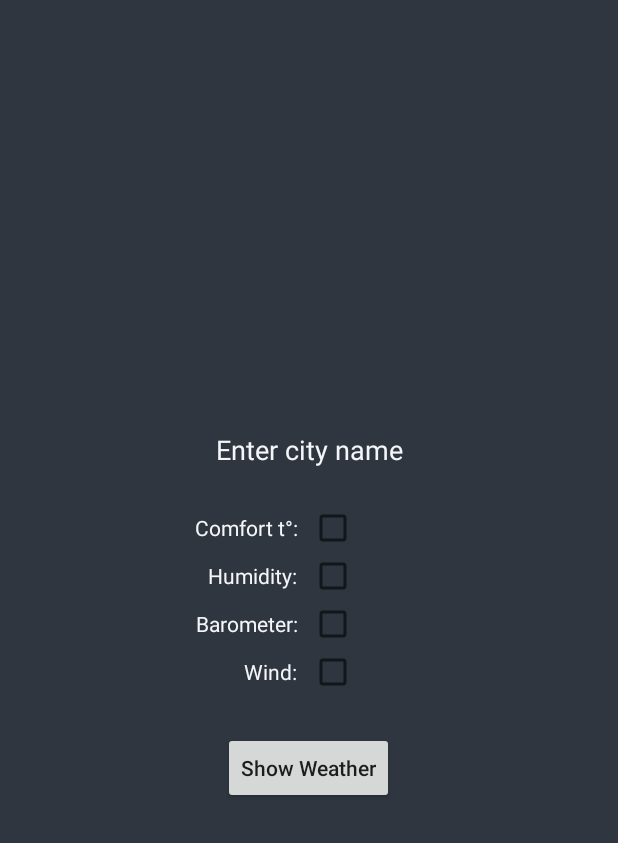
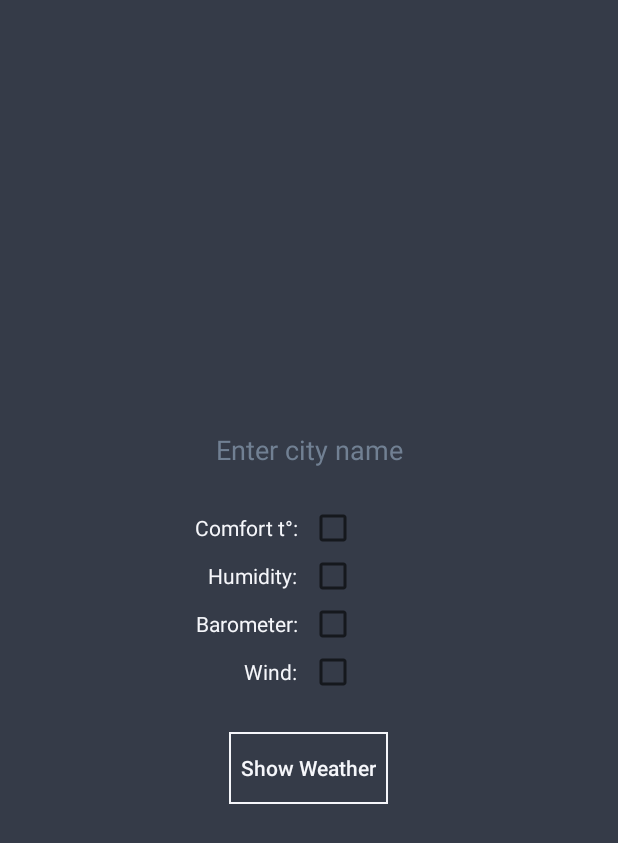
Before and after one commit to YatsekK/Weather, an Android app: the screen it shows after launch (StartActivity), on a phone screen of 412 x 824 dp. Shown: the top 843 px of the screen. Run offline under Robolectric (Android 15) with nearby library versions, the phone set to English and light mode, and no system bars.

Commit message:
Styles for StartActivity created.

```diff
--- a/app/src/main/java/yatsekk/example/com/weather/StartActivity.java
+++ b/app/src/main/java/yatsekk/example/com/weather/StartActivity.java
@@ -32,7 +32,6 @@ public class StartActivity extends AppCompatActivity {
         setViews();
     }
 
-
     private void setBundle(Intent intent) {
         String cityName = cityNameEditText.getText().toString();
 
--- /dev/null
+++ b/app/src/main/res/drawable/outline_background.xml
@@ -0,0 +1,8 @@
+<?xml version="1.0" encoding="utf-8"?>
+<shape xmlns:android="http://schemas.android.com/apk/res/android"
+    android:shape="rectangle">
+    <stroke
+        android:width="1dp"
+        android:color="@color/text_dark_theme_color" />
+    <solid android:color="@android:color/transparent" />
+</shape>
--- a/app/src/main/res/layout/activity_start.xml
+++ b/app/src/main/res/layout/activity_start.xml
@@ -3,7 +3,7 @@
     xmlns:tools="http://schemas.android.com/tools"
     android:layout_width="match_parent"
     android:layout_height="match_parent"
-    android:background="@color/background"
+    android:theme="@style/MyDarkTheme"
     android:gravity="center"
     android:orientation="vertical"
     android:padding="@dimen/margin_big"
@@ -11,16 +11,9 @@
 
     <EditText
         android:id="@+id/city_editText"
-        android:layout_width="match_parent"
-        android:layout_height="wrap_content"
-        android:layout_marginBottom="@dimen/margin_big"
-        android:background="@null"
-        android:gravity="center_horizontal"
         android:hint="@string/hint_enter_city_name"
-        android:inputType="text"
-        android:maxLines="1"
-        android:textColor="@color/text_color"
-        android:textColorHint="@color/text_color" />
+        style="@style/MyDarkEditTextStyle"
+        android:importantForAutofill="no" tools:targetApi="o"/>
 
     <LinearLayout
         android:layout_width="match_parent"
@@ -30,14 +23,8 @@
         android:weightSum="2">
 
         <TextView
-            android:layout_width="0dp"
-            android:layout_height="wrap_content"
-            android:layout_weight="1"
-            android:gravity="end"
-            android:paddingStart="@dimen/default_margin"
-            android:paddingEnd="@dimen/default_margin"
             android:text="@string/comfort_t"
-            android:textColor="@color/text_color" />
+            style="@style/MyDarkTextStyle"/>
 
         <CheckBox
             android:id="@+id/comfort_checkbox"
@@ -54,15 +41,8 @@
         android:weightSum="2">
 
         <TextView
-
-            android:layout_width="0dp"
-            android:layout_height="wrap_content"
-            android:layout_weight="1"
-            android:gravity="end"
-            android:paddingStart="@dimen/default_margin"
-            android:paddingEnd="@dimen/default_margin"
-            android:text="@string/humidity"
-            android:textColor="@color/text_color" />
+            style="@style/MyDarkTextStyle"
+            android:text="@string/humidity" />
 
         <CheckBox
             android:id="@+id/humidity_checkbox"
@@ -78,14 +58,8 @@
         android:weightSum="2">
 
         <TextView
-            android:layout_width="0dp"
-            android:layout_height="wrap_content"
-            android:layout_weight="1"
-            android:gravity="end"
-            android:paddingStart="@dimen/default_margin"
-            android:paddingEnd="@dimen/default_margin"
-            android:text="@string/barometer"
-            android:textColor="@color/text_color" />
+            style="@style/MyDarkTextStyle"
+            android:text="@string/barometer" />
 
         <CheckBox
             android:id="@+id/barometer_checkbox"
@@ -101,14 +75,8 @@
         android:weightSum="2">
 
         <TextView
-            android:layout_width="0dp"
-            android:layout_height="wrap_content"
-            android:layout_weight="1"
-            android:gravity="end"
-            android:paddingStart="@dimen/default_margin"
-            android:paddingEnd="@dimen/default_margin"
-            android:text="@string/wind"
-            android:textColor="@color/text_color" />
+            style="@style/MyDarkTextStyle"
+            android:text="@string/wind" />
 
         <CheckBox
             android:id="@+id/wind_checkbox"
@@ -119,9 +87,6 @@
 
     <Button
         android:id="@+id/show_weather_button"
-        android:layout_width="wrap_content"
-        android:layout_height="wrap_content"
-        android:layout_marginTop="@dimen/margin_big"
-        android:text="@string/button_show_weather"
-        android:textAllCaps="false" />
+        style="@style/MyDarkButtonStyle"
+        android:text="@string/button_show_weather" />
 </LinearLayout>
--- a/app/src/main/res/mipmap-anydpi-v26/ic_launcher.xml
+++ /dev/null
@@ -1,5 +0,0 @@
-<?xml version="1.0" encoding="utf-8"?>
-<adaptive-icon xmlns:android="http://schemas.android.com/apk/res/android">
-    <background android:drawable="@drawable/ic_launcher_background" />
-    <foreground android:drawable="@drawable/ic_launcher_foreground" />
-</adaptive-icon>
--- a/app/src/main/res/values/colors.xml
+++ b/app/src/main/res/values/colors.xml
@@ -3,7 +3,10 @@
     <color name="colorPrimary">#008577</color>
     <color name="colorPrimaryDark">#00574B</color>
     <color name="colorAccent">#D81B60</color>
-    <color name="background">#2f3640</color>
-    <color name="text_color">#f5f6fa</color>
+    <color name="background_dark_theme_color">#353b48</color>
+    <color name="background_light_theme_color">#dcdde1</color>
+    <color name="text_dark_theme_color">#f5f6fa</color>
+    <color name="text_light_theme_color">#2f3640</color>
+    <color name="text_hint_color">#718093</color>
 
 </resources>
--- a/app/src/main/res/values/dimens.xml
+++ b/app/src/main/res/values/dimens.xml
@@ -3,4 +3,5 @@
     <dimen name="default_margin">8dp</dimen>
     <dimen name="image_size">160dp</dimen>
     <dimen name="margin_big">24dp</dimen>
+    <dimen name="city_name_text_size">24sp</dimen>
 </resources>
--- a/app/src/main/res/values/styles.xml
+++ b/app/src/main/res/values/styles.xml
@@ -8,4 +8,47 @@
         <item name="colorAccent">@color/colorAccent</item>
     </style>
 
+    <style name="MyDarkTheme">
+        <item name="android:textColor">@color/text_dark_theme_color</item>
+        <item name="android:background">@color/background_dark_theme_color</item>
+    </style>
+
+    <style name="MyDarkTextStyle" parent="MyDarkTheme">
+        <item name="android:layout_width">0dp</item>
+        <item name="android:layout_height">wrap_content</item>
+        <item name="android:layout_weight">1</item>
+        <item name="android:gravity">end</item>
+        <item name="android:paddingStart">@dimen/default_margin</item>
+        <item name="android:paddingEnd">@dimen/default_margin</item>
+    </style>
+
+    <style name="MyDarkButtonStyle" parent="MyDarkTheme">
+        <item name="android:layout_width">wrap_content</item>
+        <item name="android:layout_height">wrap_content</item>
+        <item name="android:layout_marginTop">@dimen/margin_big</item>
+        <item name="android:padding">@dimen/default_margin</item>
+        <item name="android:background">@drawable/outline_background</item>
+        <item name="android:textAllCaps">false</item>
+    </style>
+
+    <style name="MyDarkEditTextStyle" parent="MyDarkTheme">
+        <item name="android:layout_width">match_parent</item>
+        <item name="android:layout_height">wrap_content</item>
+        <item name="android:layout_marginBottom">@dimen/margin_big</item>
+        <item name="android:background">@null</item>
+        <item name="android:gravity">center_horizontal</item>
+        <item name="android:inputType">text</item>
+        <item name="android:maxLines">1</item>
+        <item name="android:textColorHint">@color/text_hint_color</item>
+
+        <!--android:layout_width="match_parent"-->
+        <!--android:layout_height="wrap_content"-->
+        <!--android:layout_marginBottom="@dimen/margin_big"-->
+        <!--android:background="@null"-->
+        <!--android:gravity="center_horizontal"-->
+        <!--android:inputType="text"-->
+        <!--android:maxLines="1"-->
+        <!--android:textColorHint="@color/text_hint_color"-->
+    </style>
+
 </resources>
```
Also changed, not shown: app/src/main/res/layout-sw600dp/activity_current_weather_detail.xml (+12 -12 lines), app/src/main/res/layout/activity_current_weather_detail.xml (+31 -33 lines).
